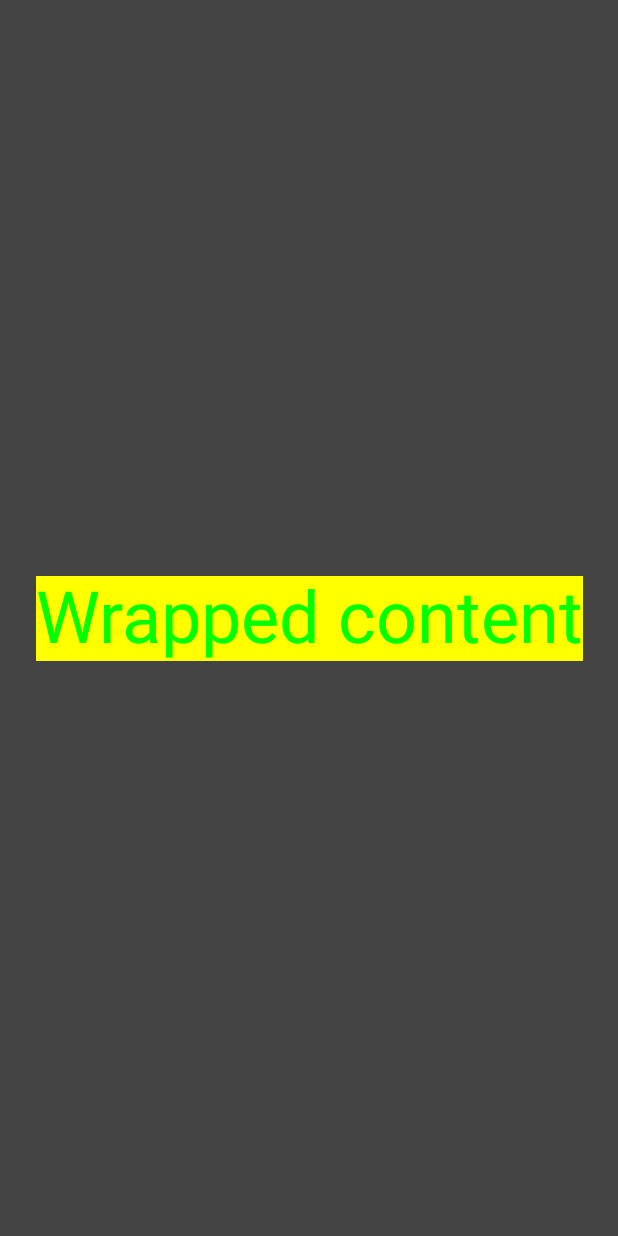
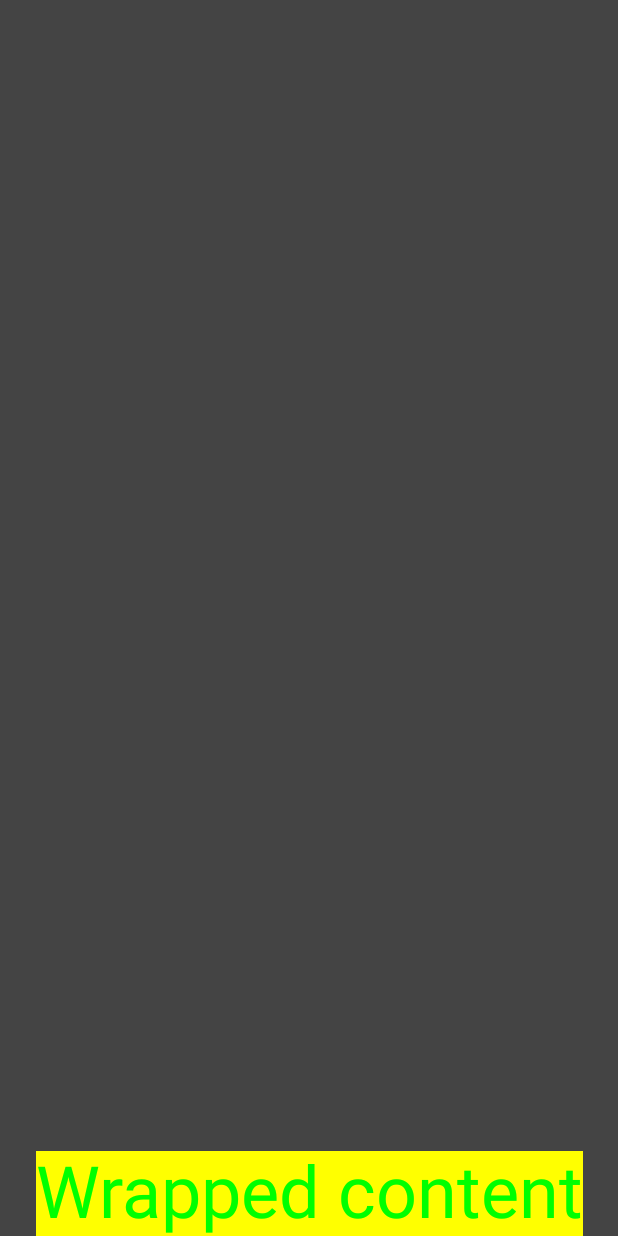
Before and after one commit to yagmurerdogan/Jetpack-Compose-Course, an Android app built with Jetpack Compose: the screen it shows after launch (MainActivity), on a phone screen of 412 x 824 dp. Run offline under Robolectric (Android 15) with nearby library versions, the phone set to English and light mode, and no system bars.

Commit message:
Create example for align composables with wrapped content

```diff
--- a/MyApplication/app/src/main/java/com/yagmurerdogan/corecomposeapplication/MainActivity.kt
+++ b/MyApplication/app/src/main/java/com/yagmurerdogan/corecomposeapplication/MainActivity.kt
@@ -9,10 +9,10 @@ import androidx.compose.material.MaterialTheme
 import androidx.compose.material.Surface
 import androidx.compose.material.Text
 import androidx.compose.runtime.Composable
+import androidx.compose.ui.Alignment
 import androidx.compose.ui.Modifier
 import androidx.compose.ui.graphics.Color
 import androidx.compose.ui.tooling.preview.Preview
-import com.yagmurerdogan.corecomposeapplication.ui.theme.CoreComposeApplicationTheme
 
 class MainActivity : ComponentActivity() {
     override fun onCreate(savedInstanceState: Bundle?) {
@@ -31,13 +31,13 @@ fun MainScreen() {
     ) {
         Surface(
             color = Color.Yellow,
-            modifier = Modifier.wrapContentSize()
+            modifier = Modifier.wrapContentSize(align = Alignment.BottomCenter)
         ) {
             Text(
                 text = "Wrapped content",
                 //modifier = Modifier.wrapContentSize(), -> default
                 color = Color.Green,
-                style = MaterialTheme.typography.h3
+                style = MaterialTheme.typography.h3,
             )
         }
 
```
